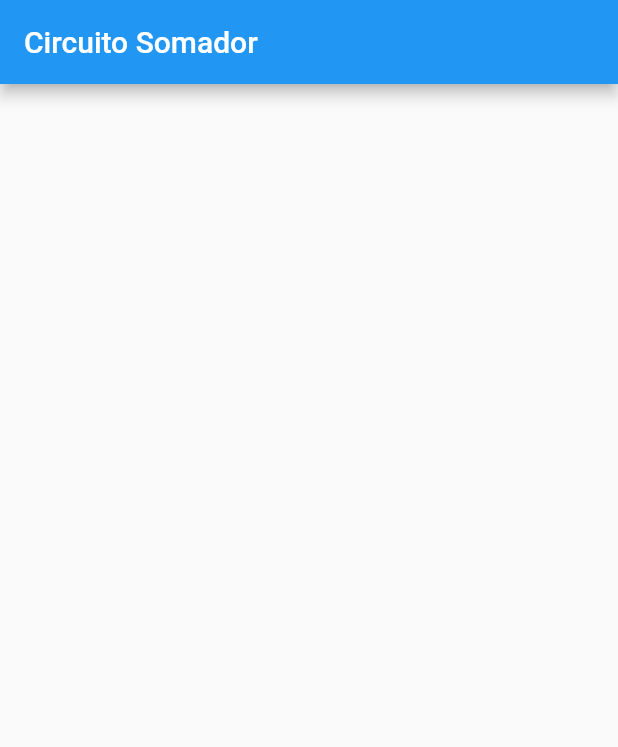
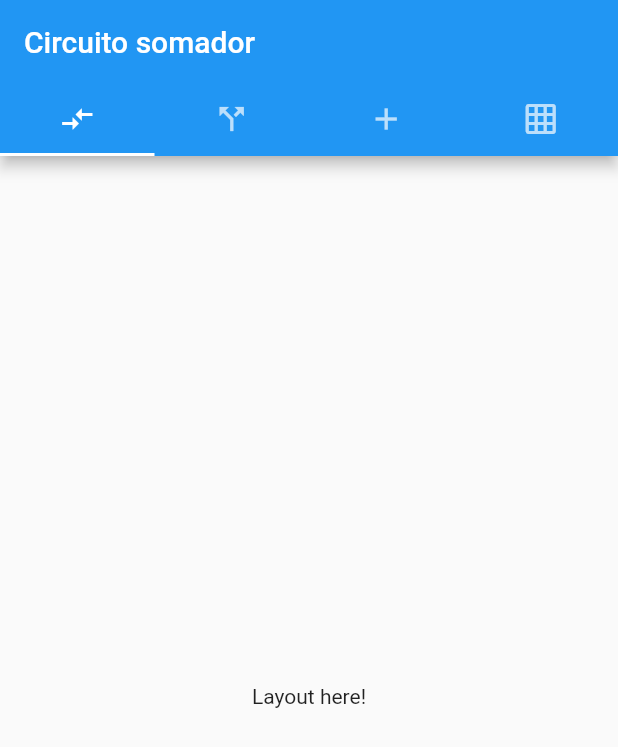
Before and after one commit to luiz-matias/tads-arqsis, a Flutter app: the screen it shows after launch, on a phone screen of 412 x 824 dp. Shown: the top 747 px of the screen. Run offline on Flutter 3.47's test engine with Material 2 defaults, Android fonts, the phone set to English and light mode, and no system bars.

Commit message:
Created Tab Navigator

```diff
--- a/adder_circuit/lib/main.dart
+++ b/adder_circuit/lib/main.dart
@@ -1,4 +1,7 @@
-import 'package:adder_circuit/pages/home_page.dart';
+import 'package:adder_circuit/pages/base_converter.dart';
+import 'package:adder_circuit/pages/adder_circuit.dart';
+import 'package:adder_circuit/pages/circuits_page.dart';
+import 'package:adder_circuit/pages/logic_gates.dart';
 import 'package:flutter/material.dart';
 
 void main() => runApp(MyApp());
@@ -7,12 +10,31 @@ class MyApp extends StatelessWidget {
   // This widget is the root of your application.
   @override
   Widget build(BuildContext context) {
-    return MaterialApp(
-      title: 'Adder Circuit',
-      theme: ThemeData(
-        primarySwatch: Colors.blue,
+    return  MaterialApp(
+      home: DefaultTabController(
+        length: 4,
+        child: Scaffold(
+          appBar: AppBar(
+            bottom: TabBar(
+              tabs: [
+                Tab(icon: Icon(Icons.compare_arrows)),
+                Tab(icon: Icon(Icons.call_split)),
+                Tab(icon: Icon(Icons.add)),
+                Tab(icon: Icon(Icons.grid_on)),
+              ],
+            ),
+            title: Text('Circuito somador'),
+          ),
+          body: TabBarView(
+            children: [
+              BaseConverterPage(),
+              LogicGatesPage(),
+              AdderCircuitPage(),
+              CircuitsPage()
+            ],
+          ),
+        ),
       ),
-      home: HomePage(),
     );
   }
 }
--- /dev/null
+++ b/adder_circuit/lib/pages/base_converter.dart
@@ -0,0 +1,12 @@
+import 'package:flutter/material.dart';
+
+class BaseConverterPage extends StatelessWidget {
+  @override
+  Widget build(BuildContext context) {
+    return Container(
+      child: Center(
+        child: Text("Layout here!"),
+      ),
+    );
+  }
+}
--- a/adder_circuit/lib/pages/home_page.dart
+++ /dev/null
@@ -1,12 +0,0 @@
-import 'package:flutter/material.dart';
-
-class HomePage extends StatelessWidget {
-  @override
-  Widget build(BuildContext context) {
-    return Scaffold(
-      appBar: AppBar(
-        title: Text("Circuito Somador"),
-      ),
-    );
-  }
-}
```
Also changed, not shown: adder_circuit/lib/pages/adder_circuit.dart (added, +12 -0 lines), adder_circuit/lib/pages/circuits_page.dart (added, +12 -0 lines), adder_circuit/lib/pages/logic_gates.dart (added, +12 -0 lines).
